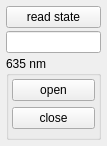
First picture: the form in instruments/arduino_shutter_controller.ui, repository dean-nanomol/nanomol, before the edit.
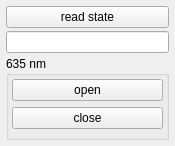
Second picture: the form after the edit.

Commit message: update arduino_shutter_controller

Diff of the .ui file:
```diff
--- a/instruments/arduino_shutter_controller.ui
+++ b/instruments/arduino_shutter_controller.ui
@@ -6,7 +6,7 @@
    <rect>
     <x>0</x>
     <y>0</y>
-    <width>107</width>
+    <width>175</width>
     <height>146</height>
    </rect>
   </property>
```
The commit also changes 1 other file.
